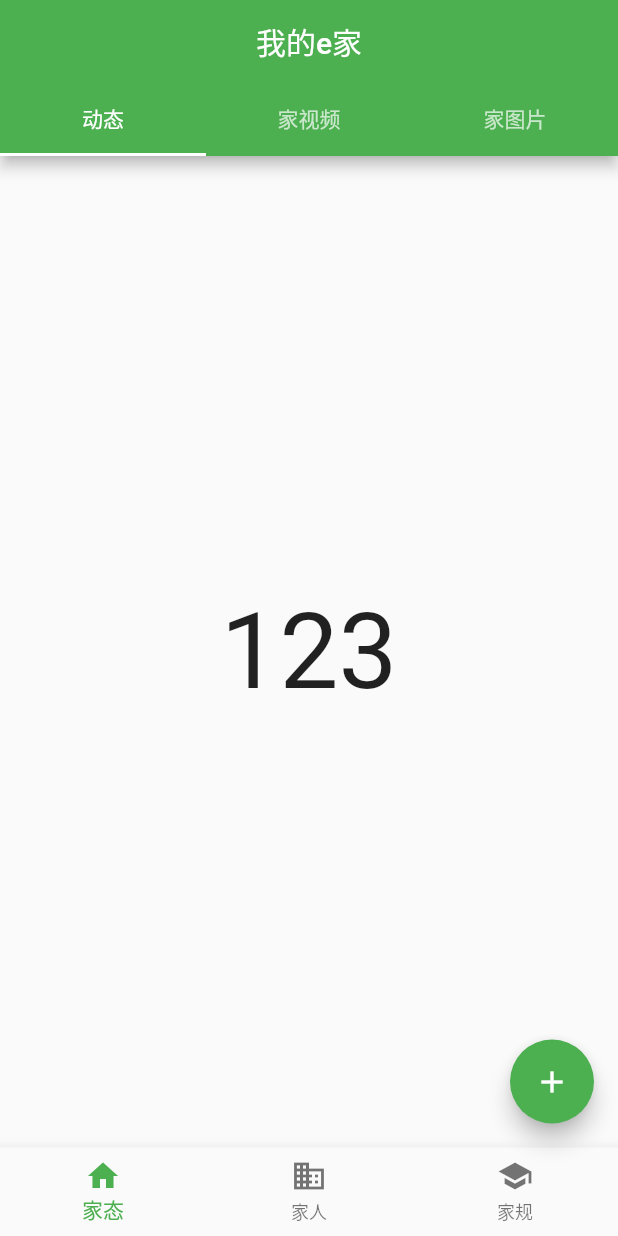
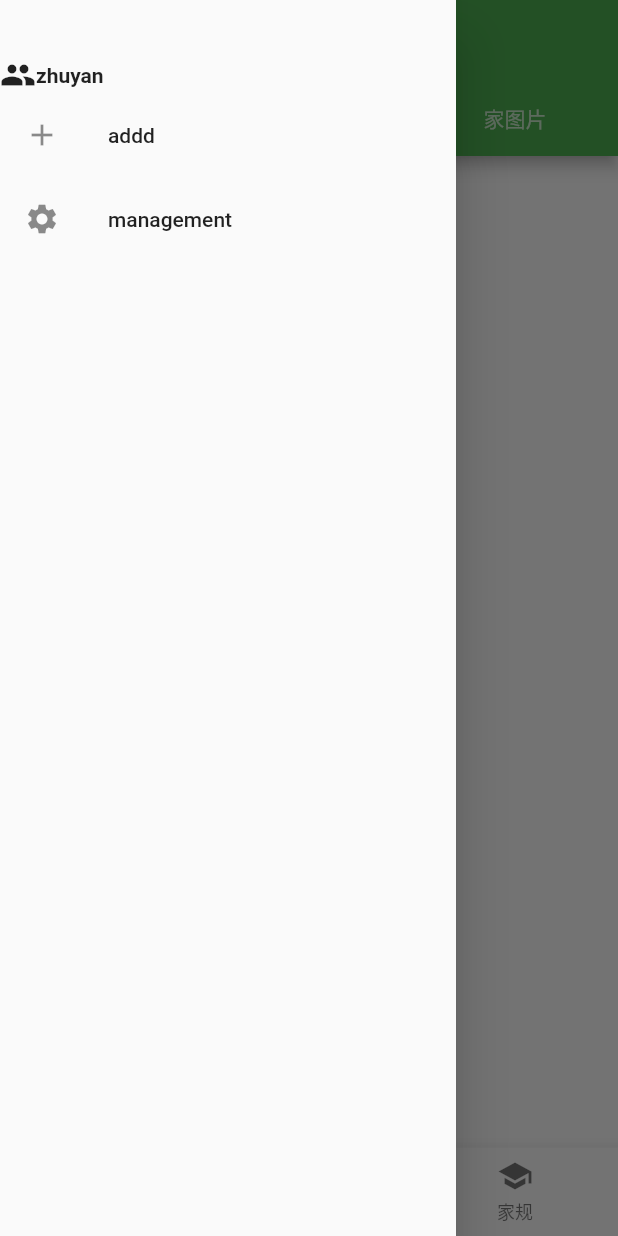
Before and after one commit to myflutter/Fy, a Flutter app: the screen it shows after launch, with the side drawer open (before the commit the screen has no drawer), on a phone screen of 412 x 824 dp. Run offline on Flutter 3.47's test engine with Material 2 defaults, Android fonts, the phone set to English and light mode, and no system bars; our stand-ins replace dio.

Commit message:
增加drawer

```diff
--- /dev/null
+++ b/lib/drawer/drawer.dart
@@ -0,0 +1,39 @@
+import 'package:flutter/material.dart';
+class MyDrawer extends StatefulWidget {
+  @override
+  MyDrawerState createState() => new MyDrawerState();
+}
+class MyDrawerState extends State<MyDrawer> {
+  @override
+  Widget build(BuildContext context) {
+    return Drawer(
+      child: Column(
+        children: <Widget>[
+          Padding(
+            padding: EdgeInsets.only(top:38.0),
+            child: Row(
+              children: <Widget>[
+                Icon(Icons.people),
+                Text('zhuyan', style: TextStyle(fontWeight:FontWeight.bold),)
+              ],
+            ),
+          ),
+          Expanded(
+            child: ListView(
+              children: <Widget>[
+                ListTile(
+                  leading: Icon(Icons.add),
+                  title: Text('addd'),
+                ),
+                ListTile(
+                  leading: Icon(Icons.settings),
+                  title: Text('management'),
+                )
+              ],
+            ),
+          )
+        ],
+      ),
+    );
+  }
+}
--- a/lib/main.dart
+++ b/lib/main.dart
@@ -1,5 +1,6 @@
 import 'package:flutter/material.dart';
 import './dio/httpUtil.dart';
+import './drawer/drawer.dart';
 import './dynamic/dynamic.dart';
 import './members/members.dart';
 import './familyRule/familyRule.dart';
@@ -27,15 +28,14 @@ class MyHomePage extends StatefulWidget {
 }
 
 class _MyHomePageState extends State<MyHomePage> with SingleTickerProviderStateMixin {
-  int _counter = 0;
   int _selectedIndex= 0;
   TabController _tabController;
-  Future _incrementCounter() async{
-    String url = '/novelApi';
-    var response=await HttpUtil().get(url);
-    print(response);
+  // Future _incrementCounter() async{
+  //   String url = '/novelApi';
+  //   var response=await HttpUtil().get(url);
+  //   print(response);
 
-  }
+  // }
   _tapItem(index) {
     setState(() {
      _selectedIndex =index;
@@ -76,23 +76,27 @@ class _MyHomePageState extends State<MyHomePage> with SingleTickerProviderStateM
   Widget build(BuildContext context) {
     return Scaffold(
       appBar: AppBar(
+        leading: Builder(builder: (context) {
+          return IconButton(
+            icon: Icon(Icons.dashboard,color: Colors.white,),
+            onPressed: () {
+              Scaffold.of(context).openDrawer();
+            },
+          );
+        },),
         title: Text(widget.title),
         centerTitle: true,
         bottom: _selectedIndex==0? TabBar(
           controller: _tabController,
           tabs: <Widget>[
-            new Tab(text: '动态'),
+            new Tab(text: '家动态'),
             new Tab(text: '家视频'),
             new Tab(text: '家图片'),
           ],
         ):null,
       ),
+      drawer: new MyDrawer(),
       body: _currentPage(),
-      floatingActionButton: FloatingActionButton(
-        onPressed: _incrementCounter,
-        tooltip: 'Increment',
-        child: Icon(Icons.add),
-      ),
       bottomNavigationBar: BottomNavigationBar(
         items:  <BottomNavigationBarItem>[
           BottomNavigationBarItem(icon: Icon(Icons.home), title: Text('家态')),
```
Also changed, not shown: 3 other files.
